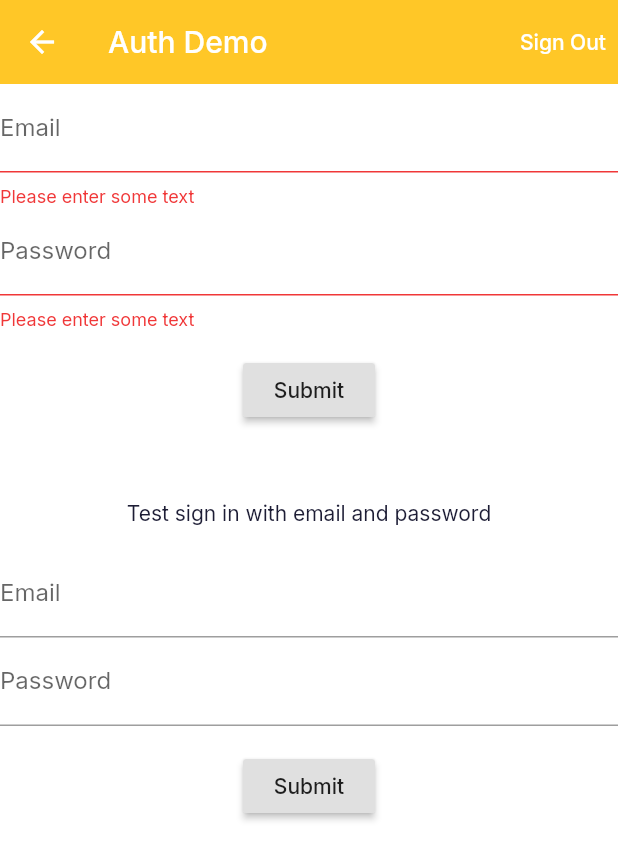
After one commit to khanhdk0000/Study_Space, a Flutter app: the LogInScreen screen opened directly, after a tap on "Submit", on a phone screen of 412 x 824 dp. The commit adds this screen. Shown: the top 860 px of the screen. Run offline on Flutter 3.47's test engine with Material 2 defaults, Android fonts, the phone set to English and light mode, and no system bars; our stand-ins replace firebase_auth, firebase_core, flutter_svg, flutter_switch, google_fonts; missing offline and left inert: mqtt_client; accounts and stored records are empty.

Commit message:
Add authentication, firebase

```diff
--- /dev/null
+++ b/lib/Authentication/log_in_screen.dart
@@ -0,0 +1,269 @@
+import 'package:flutter/material.dart';
+import 'package:firebase_auth/firebase_auth.dart';
+
+final FirebaseAuth _auth = FirebaseAuth.instance;
+
+class LogInScreen extends StatefulWidget {
+  const LogInScreen({Key key}) : super(key: key);
+
+  @override
+  _LogInScreenState createState() => _LogInScreenState();
+}
+
+class _LogInScreenState extends State<LogInScreen> {
+  @override
+  Widget build(BuildContext context) {
+    return Scaffold(
+      appBar: AppBar(
+        title: Text('Auth Demo'),
+        actions: [
+          Builder(
+            builder: (BuildContext context) {
+              return TextButton(
+                style: TextButton.styleFrom(
+                  primary: Colors.blue,
+                  onSurface: Colors.red,
+                ),
+                onPressed: () async {
+                  final User user = _auth.currentUser;
+                  if (user == null) {
+                    ScaffoldMessenger.of(context).showSnackBar(
+                      const SnackBar(
+                        content: Text('No one has signed in.'),
+                      ),
+                    );
+                    return;
+                  }
+                  await _auth.signOut();
+                  final String uid = user.uid;
+                  ScaffoldMessenger.of(context).showSnackBar(
+                    SnackBar(
+                      content: Text('$uid has successfully signed out.'),
+                    ),
+                  );
+                },
+                child: const Text(
+                  'Sign Out',
+                  style: TextStyle(color: Colors.white),
+                ),
+              );
+            },
+          ),
+        ],
+      ),
+      body: Builder(builder: (BuildContext context) {
+        return Container(
+          child: ListView(
+            children: [
+              _RegisterEmailSection(),
+              _EmailPasswordForm(),
+            ],
+          ),
+        );
+      }),
+    );
+  }
+}
+
+class _RegisterEmailSection extends StatefulWidget {
+  final String title = 'Registration';
+  @override
+  State<StatefulWidget> createState() => _RegisterEmailSectionState();
+}
+
+class _RegisterEmailSectionState extends State<_RegisterEmailSection> {
+  final GlobalKey<FormState> _formKey = GlobalKey<FormState>();
+  final TextEditingController _emailController = TextEditingController();
+  final TextEditingController _passwordController = TextEditingController();
+  bool _success;
+  String _userEmail;
+
+  void _register() async {
+    final User user = (await _auth.createUserWithEmailAndPassword(
+      email: _emailController.text,
+      password: _passwordController.text,
+    ))
+        .user;
+    if (user != null) {
+      setState(() {
+        _success = true;
+        _userEmail = user.email;
+      });
+    } else {
+      setState(() {
+        _success = true;
+      });
+    }
+  }
+
+  @override
+  void dispose() {
+    _emailController.dispose();
+    _passwordController.dispose();
+    super.dispose();
+  }
+
+  @override
+  Widget build(BuildContext context) {
+    return Form(
+      key: _formKey,
+      child: Column(
+        crossAxisAlignment: CrossAxisAlignment.start,
+        children: [
+          TextFormField(
+            controller: _emailController,
+            decoration: const InputDecoration(labelText: 'Email'),
+            validator: (String value) {
+              if (value.isEmpty) {
+                return 'Please enter some text';
+              }
+              return null;
+            },
+          ),
+          TextFormField(
+            controller: _passwordController,
+            decoration: const InputDecoration(labelText: 'Password'),
+            validator: (String value) {
+              if (value.isEmpty) {
+                return 'Please enter some text';
+              }
+              return null;
+            },
+          ),
+          Container(
+            padding: const EdgeInsets.symmetric(vertical: 16.0),
+            alignment: Alignment.center,
+            child: ElevatedButton(
+              style: raisedButtonStyle,
+              onPressed: () async {
+                if (_formKey.currentState.validate()) {
+                  _register();
+                }
+              },
+              child: const Text('Submit'),
+            ),
+          ),
+          Container(
+            alignment: Alignment.center,
+            child: Text(_success == null
+                ? ''
+                : (_success
+                    ? 'Successfully registered ' + _userEmail
+                    : 'Registration failed')),
+          )
+        ],
+      ),
+    );
+  }
+}
+
+class _EmailPasswordForm extends StatefulWidget {
+  @override
+  State<StatefulWidget> createState() => _EmailPasswordFormState();
+}
+
+class _EmailPasswordFormState extends State<_EmailPasswordForm> {
+  final GlobalKey<FormState> _formKey = GlobalKey<FormState>();
+  final TextEditingController _emailController = TextEditingController();
+  final TextEditingController _passwordController = TextEditingController();
+  bool _success;
+  String _userEmail;
+
+  @override
+  Widget build(BuildContext context) {
+    return Form(
+      key: _formKey,
+      child: Column(
+        crossAxisAlignment: CrossAxisAlignment.start,
+        children: <Widget>[
+          Container(
+            child: const Text('Test sign in with email and password'),
+            padding: const EdgeInsets.all(16),
+            alignment: Alignment.center,
+          ),
+          TextFormField(
+            controller: _emailController,
+            decoration: const InputDecoration(labelText: 'Email'),
+            validator: (String value) {
+              if (value.isEmpty) {
+                return 'Please enter some text';
+              }
+              return null;
+            },
+          ),
+          TextFormField(
+            controller: _passwordController,
+            decoration: const InputDecoration(labelText: 'Password'),
+            validator: (String value) {
+              if (value.isEmpty) {
+                return 'Please enter some text';
+              }
+              return null;
+            },
+          ),
+          Container(
+            padding: const EdgeInsets.symmetric(vertical: 16.0),
+            alignment: Alignment.center,
+            child: ElevatedButton(
+              style: raisedButtonStyle,
+              onPressed: () async {
+                if (_formKey.currentState.validate()) {
+                  _signInWithEmailAndPassword();
+                }
+              },
+              child: const Text('Submit'),
+            ),
+          ),
+          Container(
+            alignment: Alignment.center,
+            padding: const EdgeInsets.symmetric(horizontal: 16),
+            child: Text(
+              _success == null
+                  ? ''
+                  : (_success
+                      ? 'Successfully signed in ' + _userEmail
+                      : 'Sign in failed'),
+              style: TextStyle(color: Colors.red),
+            ),
+          )
+        ],
+      ),
+    );
+  }
+
+  @override
+  void dispose() {
+    _emailController.dispose();
+    _passwordController.dispose();
+    super.dispose();
+  }
+
+  void _signInWithEmailAndPassword() async {
+    final User user = (await _auth.signInWithEmailAndPassword(
+      email: _emailController.text,
+      password: _passwordController.text,
+    ))
+        .user;
+
+    if (user != null) {
+      setState(() {
+        _success = true;
+        _userEmail = user.email;
+      });
+    } else {
+      setState(() {
+        _success = false;
+      });
+    }
+  }
+}
+
+final ButtonStyle raisedButtonStyle = ElevatedButton.styleFrom(
+  onPrimary: Colors.black87,
+  primary: Colors.grey[300],
+  minimumSize: Size(88, 36),
+  padding: EdgeInsets.symmetric(horizontal: 16),
+  shape: const RoundedRectangleBorder(
+    borderRadius: BorderRadius.all(Radius.circular(2)),
+  ),
+);
--- a/lib/main.dart
+++ b/lib/main.dart
@@ -5,9 +5,11 @@ import 'package:study_space/theme.dart';
 import 'package:study_space/mqtt/MQTTView.dart';
 import 'package:study_space/mqtt/state/MQTTAppState.dart';
 import 'package:provider/provider.dart';
+import 'package:firebase_core/firebase_core.dart';
 
 void main() {
-  runApp(MyApp());
+  WidgetsFlutterBinding.ensureInitialized();
+  runApp(App());
 }
 
 class MyApp extends StatelessWidget {
@@ -18,9 +20,71 @@ class MyApp extends StatelessWidget {
       title: 'Flutter Demo',
       debugShowCheckedModeBanner: false,
       theme: lightThemeData(context),
-      home: ChangeNotifierProvider<MQTTAppState>(
-        create: (_) => MQTTAppState(),
-        child: MQTTView(),
+      home: HomeScreen(),
+    );
+  }
+}
+
+class App extends StatefulWidget {
+  // Create the initialization Future outside of `build`:
+  @override
+  _AppState createState() => _AppState();
+}
+
+class _AppState extends State<App> {
+  /// The future is part of the state of our widget. We should not call `initializeApp`
+  /// directly inside [build].
+  final Future<FirebaseApp> _initialization = Firebase.initializeApp();
+
+  @override
+  Widget build(BuildContext context) {
+    return FutureBuilder(
+      // Initialize FlutterFire:
+      future: _initialization,
+      builder: (context, snapshot) {
+        // Check for errors
+        if (snapshot.hasError) {
+          return TestApp(text: 'wrong');
+        }
+
+        // Once complete, show your application
+        if (snapshot.connectionState == ConnectionState.done) {
+          return MyApp();
+        }
+
+        // Otherwise, show something whilst waiting for initialization to complete
+        return TestApp(text: 'loading');
+      },
+    );
+  }
+}
+
+class Ada extends StatelessWidget {
+  const Ada({
+    Key key,
+  }) : super(key: key);
+
+  @override
+  Widget build(BuildContext context) {
+    return ChangeNotifierProvider<MQTTAppState>(
+      create: (_) => MQTTAppState(),
+      child: MQTTView(),
+    );
+  }
+}
+
+class TestApp extends StatelessWidget {
+  const TestApp({Key key, @required this.text}) : super(key: key);
+
+  final String text;
+  @override
+  Widget build(BuildContext context) {
+    return MaterialApp(
+      title: 'Flutter Demo',
+      debugShowCheckedModeBanner: false,
+      theme: lightThemeData(context),
+      home: Scaffold(
+        body: Text(text),
       ),
     );
   }
--- a/pubspec.yaml
+++ b/pubspec.yaml
@@ -34,6 +34,8 @@ dependencies:
   usb_serial: ^0.2.4
   mqtt_client: ^9.2.0
   provider: ^5.0.0
+  firebase_core: ^1.1.0
+  firebase_auth: ^1.1.3
 
 dev_dependencies:
   flutter_test:
```
Also changed, not shown: lib/Authentication/google_service.dart (added), pubspec.lock, 3 other files.
